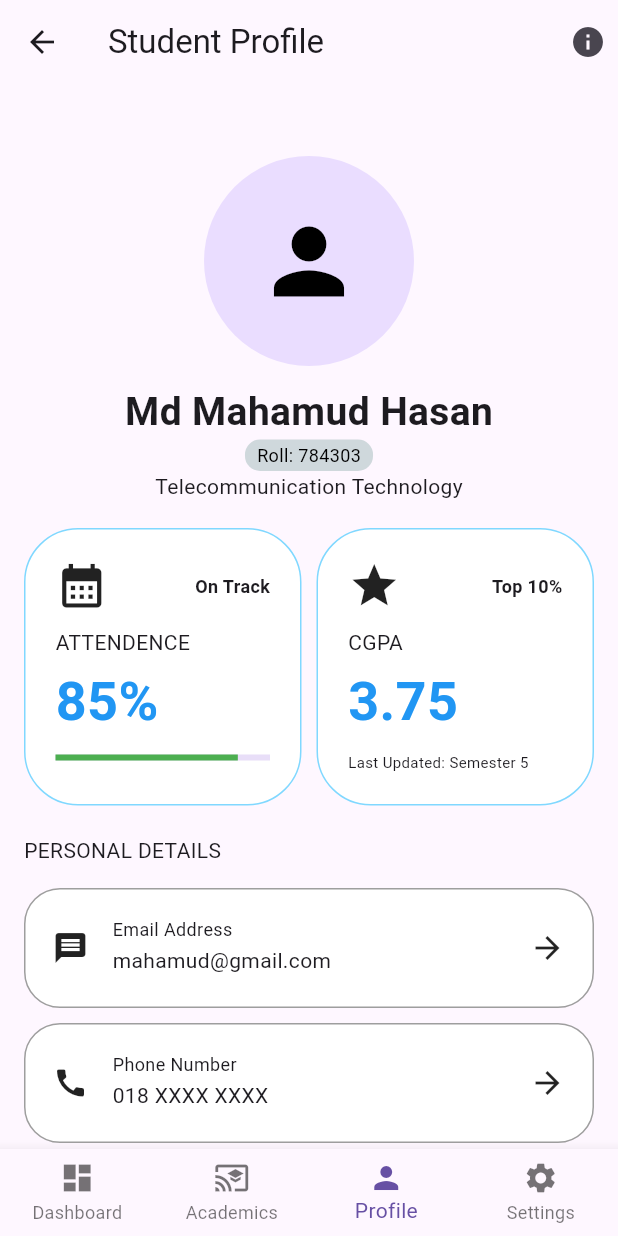
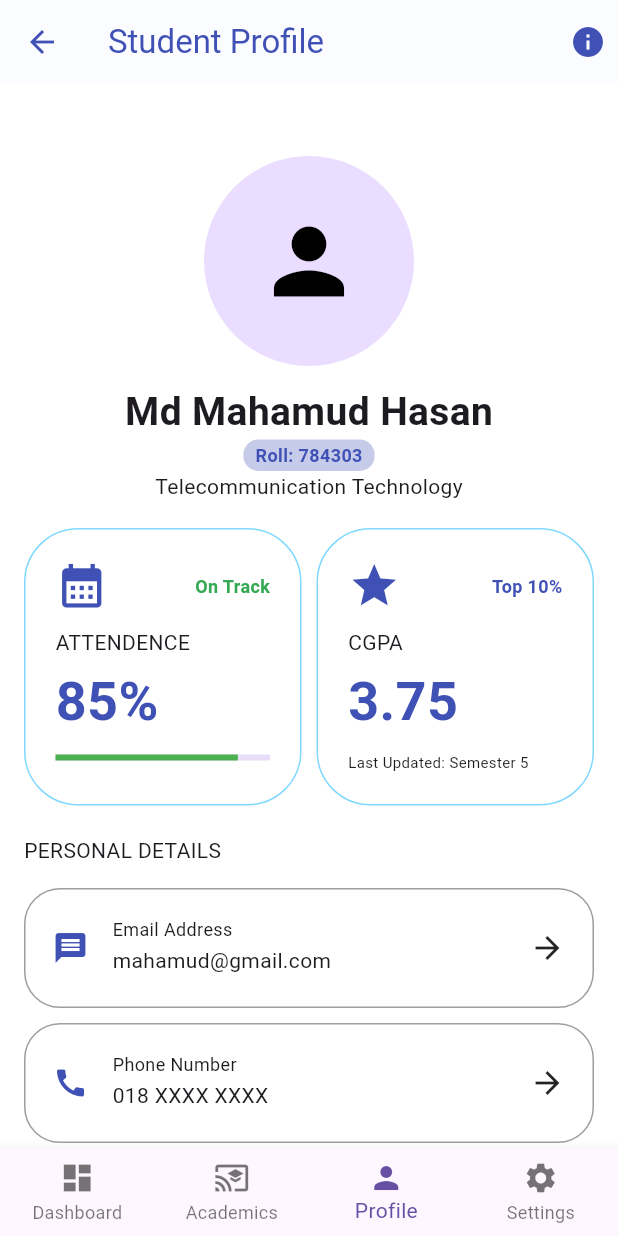
Before and after one commit to mahamudh-official/studentData, a Flutter app: the screen it shows after launch, on a phone screen of 412 x 824 dp. Run offline on Flutter 3.47's test engine with Material 3 defaults, Android fonts, the phone set to English and light mode, and no system bars.

Commit message:
Color Fixed

```diff
--- a/flutter_practice_1/lib/main.dart
+++ b/flutter_practice_1/lib/main.dart
@@ -10,12 +10,23 @@ class myApp extends StatelessWidget {
 
   @override
   Widget build(BuildContext context) {
-    return MaterialApp(home: student());
+    return MaterialApp(
+      home: student(),
+    );
   }
+}
+
+class AppColors {
+  static const Color primary = Color(0xFF3F51B5);
+  static const Color secondary = Color(0xFFE8EAF6);
+  static const Color tartiary = Color(0xFF34A853);
+  static const Color neutral = Color(0xFFFBFCFF);
 }
 
 class student extends StatelessWidget {
   const student({super.key});
+
+
 
   @override
   Widget build(BuildContext context) {
@@ -26,8 +37,10 @@ class student extends StatelessWidget {
         actions: [
           Padding(padding: const EdgeInsets.all(8.0), child: Icon(Icons.info)),
         ],
+        backgroundColor: AppColors.neutral,
+        foregroundColor: AppColors.primary,
       ),
-      body: Home(),
+      body: Home(), backgroundColor: Colors.white,
       bottomNavigationBar: BottomNavigationBar(
         type: BottomNavigationBarType.fixed,
         currentIndex: 2,
@@ -63,7 +76,7 @@ class Home extends StatelessWidget {
           children: [
             Container(
               width: double.maxFinite,
-
+              color: Colors.white,
               child: Padding(
                 padding: const EdgeInsets.all(8.0),
                 child: Column(
@@ -89,14 +102,14 @@ class Home extends StatelessWidget {
                     ),
                     Container(
                       decoration: BoxDecoration(
-                        color: Colors.blueGrey.shade100,
+                        color: AppColors.primary.withValues(alpha: 0.3),
                         borderRadius: BorderRadius.circular(10),
                       ),
 
                       padding: EdgeInsets.symmetric(vertical: 2, horizontal: 8),
                       child: Text(
                         'Roll: 784303',
-                        style: TextStyle(fontSize: 12, color: Colors.black),
+                        style: TextStyle(fontSize: 12, color: AppColors.primary, fontWeight: FontWeight.bold),
                       ),
                     ),
                     Text('Telecommunication Technology'),
@@ -126,11 +139,12 @@ class Home extends StatelessWidget {
                             Row(
 
                               children: [
-                                Icon(Icons.calendar_month,size: 35,),
+                                Icon(Icons.calendar_month,size: 35, color: AppColors.primary,),
                                 Spacer(),
                                 Text('On Track', style: TextStyle(
                                   fontSize: 12,
-                                  fontWeight: FontWeight.bold
+                                  fontWeight: FontWeight.bold,
+                                  color: AppColors.tartiary
                                 ),)
                               ],
                             ),
@@ -142,7 +156,7 @@ class Home extends StatelessWidget {
                             Text('85%', style: TextStyle(
                               fontSize: 36,
                               fontWeight: FontWeight.bold,
-                              color: Colors.blue
+                              color: AppColors.primary
                             ),),
                             SizedBox(height: 10,),
                             LinearProgressIndicator(
@@ -176,23 +190,25 @@ class Home extends StatelessWidget {
                             Row(
 
                               children: [
-                                Icon(Icons.star,size: 35,),
+                                Icon(Icons.star,size: 35, color: AppColors.primary),
                                 Spacer(),
                                 Text('Top 10%', style: TextStyle(
                                   fontSize: 12,
-                                  fontWeight: FontWeight.bold
+                                  fontWeight: FontWeight.bold,
+                                  color: AppColors.primary
                                 ),)
                               ],
                             ),
                             SizedBox(height: 10,),
                             Text('CGPA', style: TextStyle(
-                              fontSize: 14
+                              fontSize: 14,
+
                             ),),
                             SizedBox(height: 4,),
                             Text('3.75', style: TextStyle(
                               fontSize: 36,
                               fontWeight: FontWeight.bold,
-                              color: Colors.blue
+                              color: AppColors.primary
                             ),),
                             SizedBox(height: 8,),
                             Text('Last Updated: Semester 5', style: TextStyle(
@@ -239,11 +255,11 @@ class Home extends StatelessWidget {
             ),
             SizedBox(
               width: double.maxFinite,
-              child: buttons(title: 'Edit Profile', icon: Icons.edit, bgcolor: Colors.blueAccent, fgcolor: Colors.white,)),
+              child: buttons(title: 'Edit Profile', icon: Icons.edit, bgcolor: AppColors.primary, fgcolor: Colors.white.withValues(alpha: 0.8))),
             SizedBox(height: 10,),
             SizedBox(
               width: double.maxFinite,
-              child: buttons(title: 'Logout', icon: Icons.logout, bgcolor: Colors.white, fgcolor: Colors.black,)),
+              child: buttons(title: 'Logout', icon: Icons.logout, bgcolor: Colors.white, fgcolor: Colors.red,)),
           ],
         ),
       ),
@@ -276,7 +292,7 @@ class detailBar extends StatelessWidget {
         padding: const EdgeInsets.all(18.0),
         child: Row(
           children: [
-            Icon(icon),
+            Icon(icon, color: AppColors.primary),
             SizedBox(width: 16),
             Column(
               crossAxisAlignment: CrossAxisAlignment.start,
@@ -303,6 +319,7 @@ class buttons extends StatelessWidget {
   final Color bgcolor;
   final Color fgcolor;
 
+
   @override
   Widget build(BuildContext context) {
     return ElevatedButton.icon(
```
